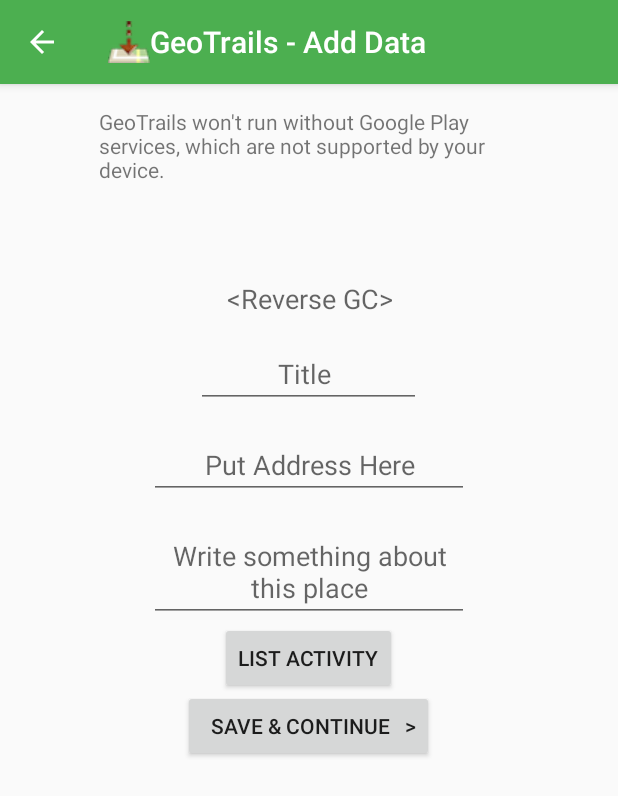
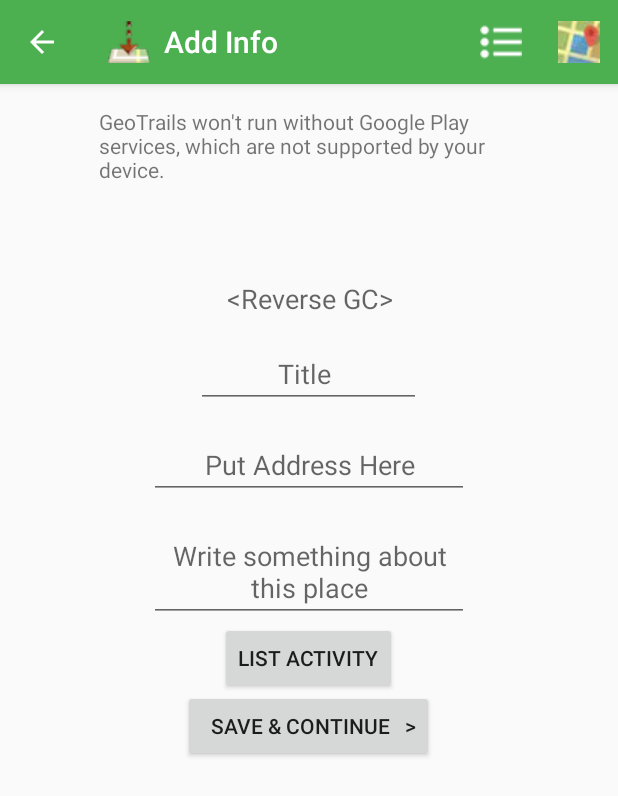
Before and after one commit to thatsabhi22/geotrails, an Android app: the screen it shows after launch (AddDataActivity), after a tap on "MARK", on a phone screen of 412 x 824 dp. Shown: the top 796 px of the screen. Run offline under Robolectric (Android 15) with nearby library versions, the phone set to English and light mode, and no system bars; 2 statements that could not run were skipped.

Commit message:
Location list menus working icons added with text image on homepage

```diff
--- a/app/src/main/java/com/theleafapps/pro/geotrails/ui/AddDataActivity.java
+++ b/app/src/main/java/com/theleafapps/pro/geotrails/ui/AddDataActivity.java
@@ -11,6 +11,9 @@ import android.support.v7.app.AppCompatActivity;
 import android.support.v7.widget.Toolbar;
 import android.text.TextUtils;
 import android.util.Log;
+import android.view.Menu;
+import android.view.MenuInflater;
+import android.view.MenuItem;
 import android.view.View;
 import android.widget.Button;
 import android.widget.EditText;
@@ -56,7 +59,7 @@ public class AddDataActivity extends AppCompatActivity implements OnMapReadyCall
         actionBar = getSupportActionBar();
         actionBar.setDisplayHomeAsUpEnabled(true);
         actionBar.setIcon(R.drawable.logo_small);
-        actionBar.setTitle("GeoTrails - Add Data");
+        actionBar.setTitle("  Add Info");
 
         Intent recIntent            =   getIntent();
         userLat                     =   recIntent.getDoubleExtra("userLat",0);
@@ -151,4 +154,30 @@ public class AddDataActivity extends AppCompatActivity implements OnMapReadyCall
         mMap.animateCamera(CameraUpdateFactory.newLatLngZoom(sydney, 15f));
         mMap.getUiSettings().setZoomGesturesEnabled(true);
     }
+
+    @Override
+    public boolean onCreateOptionsMenu(Menu menu) {
+        MenuInflater inflater = getMenuInflater();
+        inflater.inflate(R.menu.menu_add_data, menu);
+        return true;
+    }
+
+    @Override
+    public boolean onOptionsItemSelected(MenuItem item) {
+        switch (item.getItemId()) {
+            case R.id.menu_location_list:
+                Intent intent;
+                intent = new Intent(this,LocationListActivity.class);
+                intent.putExtra("caller","AddDataActivity");
+                startActivity(intent);
+                return true;
+            case R.id.menu_map:
+                intent = new Intent(this,HomeActivity.class);
+                intent.putExtra("caller","AddDataActivity");
+                startActivity(intent);
+                return true;
+            default:
+                return super.onOptionsItemSelected(item);
+        }
+    }
 }
--- /dev/null
+++ b/app/src/main/res/menu/menu_add_data.xml
@@ -0,0 +1,17 @@
+<menu xmlns:android="http://schemas.android.com/apk/res/android"
+    xmlns:app="http://schemas.android.com/apk/res-auto"
+    xmlns:tools="http://schemas.android.com/tools"
+    tools:context="com.theleafapps.pro.geotrails">
+    <item
+        android:id="@+id/menu_location_list"
+        android:icon="@drawable/list_icon"
+        android:title="Location List"
+        app:showAsAction="ifRoom"
+        />
+    <item
+        android:id="@+id/menu_map"
+        android:icon="@drawable/map_menu_icon"
+        android:title="Map"
+        app:showAsAction="always"
+        />
+</menu>
```
Also changed, not shown: app/src/main/java/com/theleafapps/pro/geotrails/ui/LocationListActivity.java (+37 -0 lines), app/src/main/res/layout/activity_home.xml (+22 -0 lines), app/src/main/res/menu/menu_location_list.xml (added, +11 -0 lines), app/src/main/res/drawable/home_list_icon.png (added), app/src/main/res/drawable/list_icon.png (added), app/src/main/res/drawable/logotext.png (added), app/src/main/res/drawable/map_menu_icon.png (added).
